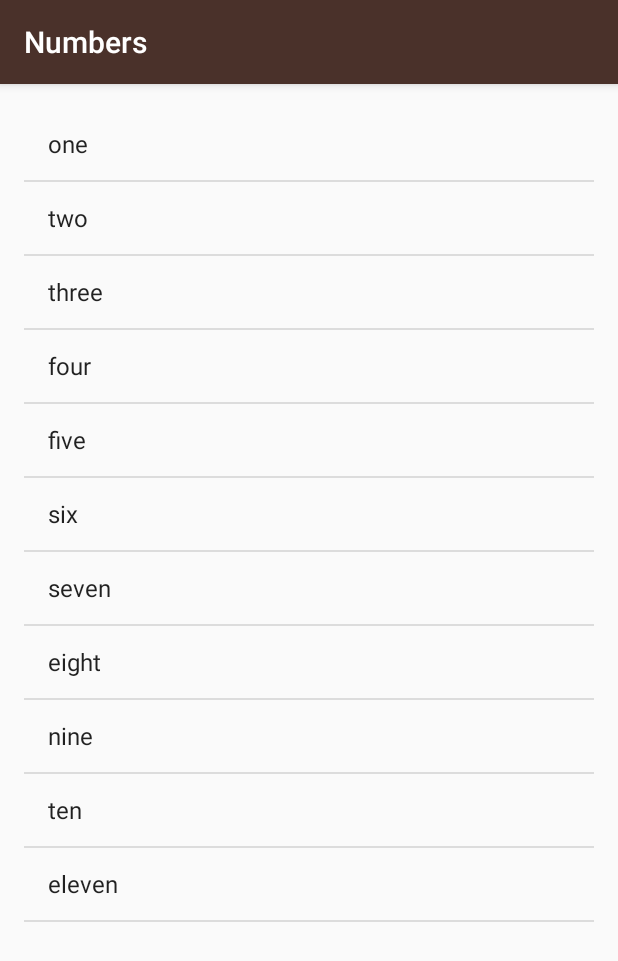
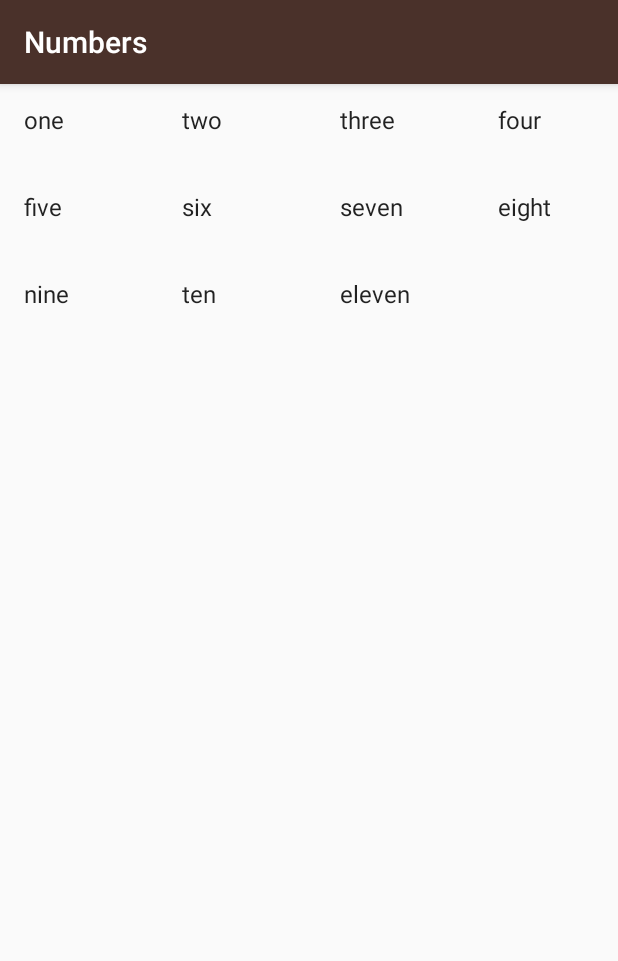
Before and after one commit to wire2coder/android_mikow, an Android app: the NumbersActivity screen opened directly, with no data from a screen before it, on a phone screen of 412 x 824 dp. Shown: the top 961 px of the screen. Run offline under Robolectric (Android 15) with nearby library versions, the phone set to English and light mode, and no system bars.

Commit message:
used GridView instead of ListView in the XML file and changed code in NumberActivity.java

```diff
--- a/app/src/main/java/com/example/android/miwok/NumbersActivity.java
+++ b/app/src/main/java/com/example/android/miwok/NumbersActivity.java
@@ -4,6 +4,7 @@ import android.support.v7.app.AppCompatActivity;
 import android.os.Bundle;
 import android.util.Log;
 import android.widget.ArrayAdapter;
+import android.widget.GridView;
 import android.widget.LinearLayout;
 import android.widget.ListView;
 import android.widget.TextView;
@@ -43,10 +44,19 @@ public class NumbersActivity extends AppCompatActivity {
 
         // make ArrayAdapter (data type)
         ArrayAdapter<String> itemsAdapter = new ArrayAdapter<String>(this, android.R.layout.simple_list_item_1, words);
+
+
         // reference ListView in XML
-        ListView listView = (ListView) findViewById(R.id.list);
+//        ListView listView = (ListView) findViewById(R.id.list);
+
         // put ArrayAdapter inside the XML
-        listView.setAdapter(itemsAdapter);
+//        listView.setAdapter(itemsAdapter);
+
+        // get address of the GridView from the XML file
+        GridView gridView = (GridView) findViewById(R.id.gridview);
+
+        // link the gridView to the ArrayAdapter
+        gridView.setAdapter(itemsAdapter);
 
 
     } // onCreate
--- a/app/src/main/res/layout/activity_numbers.xml
+++ b/app/src/main/res/layout/activity_numbers.xml
@@ -1,20 +1,15 @@
 <?xml version="1.0" encoding="utf-8"?>
 
-<ListView
-    xmlns:android="http://schemas.android.com/apk/res/android"
-    xmlns:tools="http://schemas.android.com/tools"
+<GridView xmlns:android="http://schemas.android.com/apk/res/android"
 
-    android:id="@+id/list"
+    android:id="@+id/gridview"
+    android:layout_width="match_parent"
     android:layout_height="match_parent"
-    android:layout_width="match_parent"
-    android:paddingBottom="@dimen/activity_vertical_margin"
-    android:paddingTop="@dimen/activity_vertical_margin"
-    android:paddingLeft="@dimen/activity_horizontal_margin"
-    android:paddingRight="@dimen/activity_horizontal_margin"
 
-    tools:context="com.example.android.miwok.NumbersActivity"
-    >
-
-
-
-</ListView>
+    android:columnWidth="90dp"
+    android:numColumns="auto_fit"
+    android:verticalSpacing="10dp"
+    android:horizontalSpacing="10dp"
+    android:stretchMode="columnWidth"
+    android:gravity="center"
+    />
```
